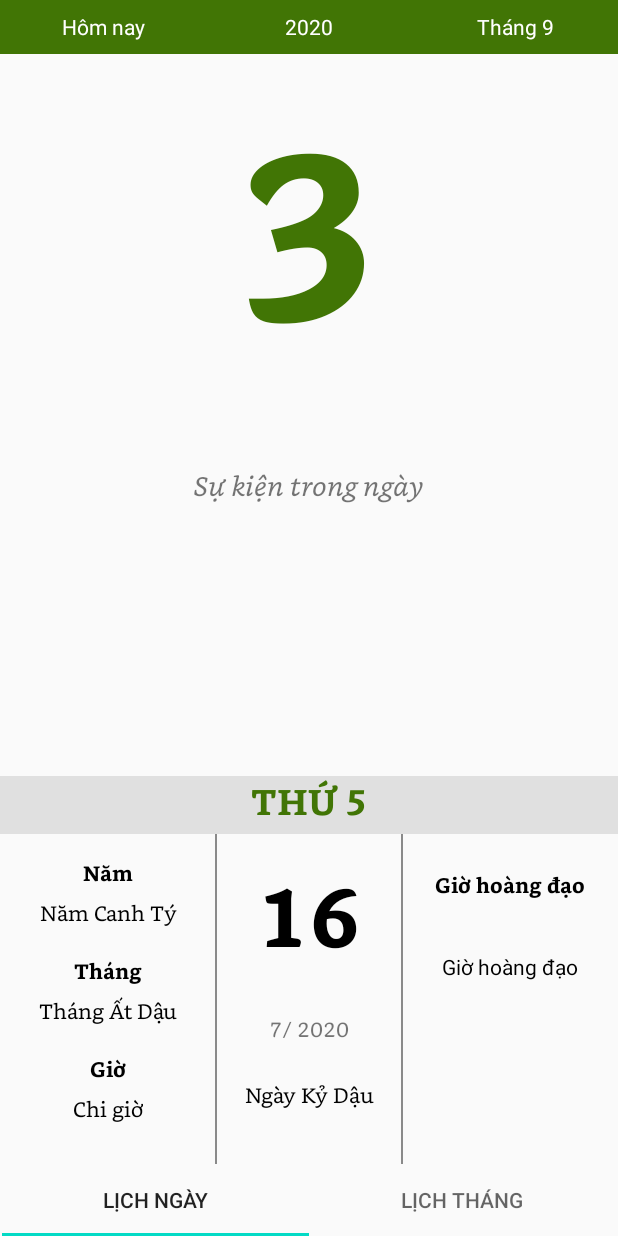
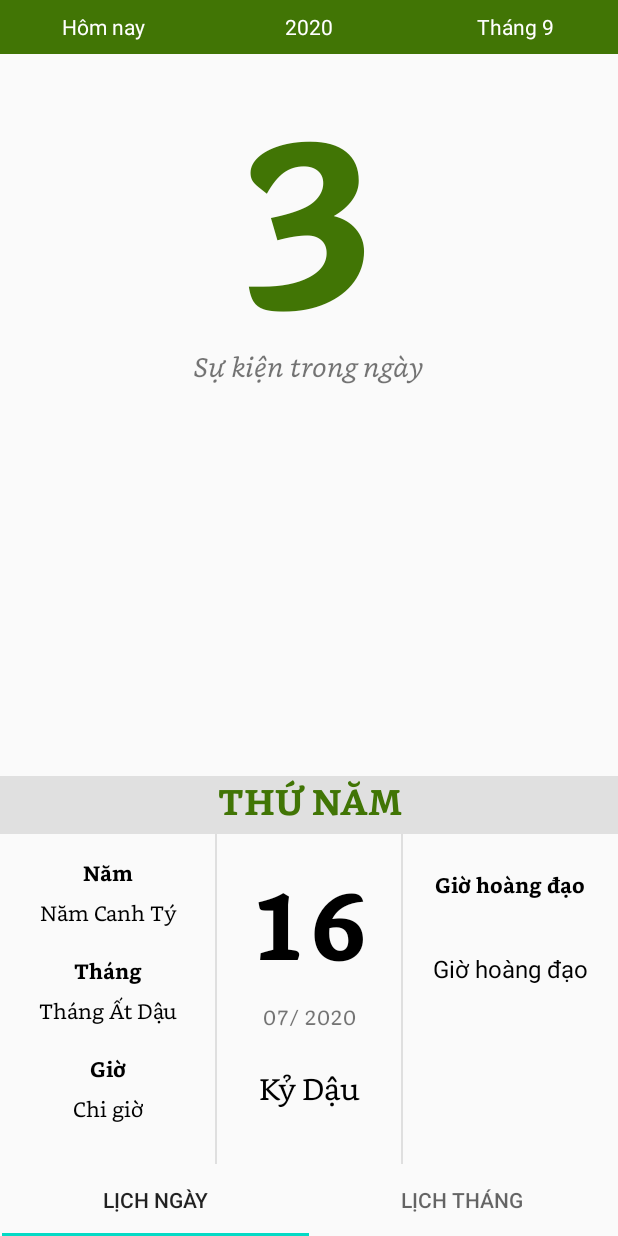
Before and after one commit to hungnm-1712/Calendar, an Android app: the screen it shows after launch (MainActivity), on a phone screen of 412 x 824 dp. Run offline under Robolectric (Android 15) with nearby library versions, the phone set to English and light mode, and no system bars.

Commit message:
project 1

```diff
--- a/app/src/main/java/com/example/calendar/fragment/DayFragment.kt
+++ b/app/src/main/java/com/example/calendar/fragment/DayFragment.kt
@@ -137,15 +137,18 @@ class DayFragment : Fragment() {
         tvThangDuong.text = "Tháng $mm"
         tvNamDuong.text = yyyy.toString()
 
-
-        tvThangNamAm.text = "${CaculateDate.convertSolar2Lunar(day, month, year)!!.get(1)}/ ${CaculateDate.convertSolar2Lunar(day, month, year)!!.get(2)}"
+        var thangAm = "${CaculateDate.convertSolar2Lunar(day, month, year)!!.get(1)}"
+        if(CaculateDate.convertSolar2Lunar(day, month, year)!!.get(1)<10){
+            thangAm = "0${CaculateDate.convertSolar2Lunar(day, month, year)!!.get(1)}"
+        }
+        tvThangNamAm.text = "$thangAm/ ${CaculateDate.convertSolar2Lunar(day, month, year)!!.get(2)}"
         tvNgayAm.text = "${CaculateDate.convertSolar2Lunar(day, month, year)!!.get(0)}"
 
         tvCanChiNam.text = "Năm ${CaculateDate.getCanNam(year)} ${CaculateDate.getChiNam(year)}"
         tvCanChiThang.text =
             "Tháng ${CaculateDate.getCanThang(month, year)} ${CaculateDate.getChiThang(month)}"
         tvCanChiNgay.text =
-            "Ngày ${CaculateDate.getCanNgay(day, month, year)} ${CaculateDate.getChiNgay(
+            "${CaculateDate.getCanNgay(day, month, year)} ${CaculateDate.getChiNgay(
                 day,
                 month,
                 year
--- a/app/src/main/java/com/example/calendar/instance/CaculateDate.kt
+++ b/app/src/main/java/com/example/calendar/instance/CaculateDate.kt
@@ -5,7 +5,7 @@ import android.util.Log
 class CaculateDate {
     companion object {
         val TAG = "TAG Caculate Date"
-        val Thu = arrayOf("Thứ 2", "Thứ 3", "Thứ 4", "Thứ 5", "Thứ 6", "Thứ 7", "Chủ nhật")
+        val Thu = arrayOf("Thứ hai", "Thứ ba", "Thứ tư", "Thứ năm", "Thứ sáu", "Thứ bảy", "Chủ nhật")
         val Chi =
             arrayOf(
                 "Tý",
--- a/app/src/main/res/layout/fragment_day.xml
+++ b/app/src/main/res/layout/fragment_day.xml
@@ -5,7 +5,9 @@
     android:layout_width="match_parent"
     android:layout_height="match_parent"
     tools:context=".fragment.DayFragment">
+
     <LinearLayout
+        android:id="@+id/linearLayout"
         android:layout_width="0dp"
         android:layout_height="36dp"
         android:background="#417505"
@@ -16,31 +18,31 @@
         app:layout_constraintTop_toTopOf="parent">
 
         <TextView
+            android:id="@+id/tvChoseDay"
             android:layout_width="match_parent"
             android:layout_height="match_parent"
             android:layout_weight="1"
             android:gravity="center"
-            android:id="@+id/tvChoseDay"
-            android:textColor="#ffffff"
-            android:text="Hôm nay" />
+            android:text="Hôm nay"
+            android:textColor="#ffffff" />
 
         <TextView
+            android:id="@+id/tvNamDuong"
             android:layout_width="match_parent"
             android:layout_height="match_parent"
+            android:layout_weight="1"
             android:gravity="center"
-            android:layout_weight="1"
-            android:id="@+id/tvNamDuong"
-            android:textColor="#ffffff"
-            android:text="2020" />
+            android:text="2020"
+            android:textColor="#ffffff" />
 
         <TextView
+            android:id="@+id/tvThangDuong"
             android:layout_width="match_parent"
             android:layout_height="match_parent"
+            android:layout_weight="1"
             android:gravity="center"
-            android:layout_weight="1"
-            android:id="@+id/tvThangDuong"
-            android:textColor="#ffffff"
-            android:text="Tháng " />
+            android:text="Tháng "
+            android:textColor="#ffffff" />
     </LinearLayout>
 
     <androidx.viewpager.widget.ViewPager
@@ -50,7 +52,7 @@
         app:layout_constraintBottom_toTopOf="@+id/constraintLayout"
         app:layout_constraintEnd_toEndOf="parent"
         app:layout_constraintStart_toStartOf="parent"
-        app:layout_constraintTop_toTopOf="parent">
+        app:layout_constraintTop_toBottomOf="@+id/linearLayout">
 
     </androidx.viewpager.widget.ViewPager>
 
@@ -79,13 +81,13 @@
         <TextView
             android:id="@+id/tvNgayAm"
             android:layout_width="wrap_content"
-            android:layout_height="wrap_content"
+            android:layout_height="80dp"
             android:layout_marginTop="16dp"
             android:fontFamily="@font/font_bold"
             android:gravity="center"
             android:text="30"
             android:textColor="#000000"
-            android:textSize="56sp"
+            android:textSize="64sp"
             app:layout_constraintEnd_toStartOf="@+id/guideline2"
             app:layout_constraintStart_toStartOf="@+id/guideline"
             app:layout_constraintTop_toTopOf="parent" />
@@ -127,7 +129,7 @@
             android:gravity="center_horizontal"
             android:text="Can chi ngày"
             android:textColor="#000000"
-            android:textSize="14sp"
+            android:textSize="20sp"
             app:layout_constraintEnd_toStartOf="@+id/guideline2"
             app:layout_constraintStart_toStartOf="@+id/guideline"
             app:layout_constraintTop_toBottomOf="@+id/tvNgayAm" />
@@ -136,7 +138,7 @@
             android:id="@+id/view"
             android:layout_width="1dp"
             android:layout_height="wrap_content"
-            android:background="#8A8A8A"
+            android:background="#DFDFDF"
             app:layout_constraintBottom_toBottomOf="parent"
             app:layout_constraintEnd_toStartOf="@+id/guideline"
             app:layout_constraintStart_toStartOf="@+id/guideline"
@@ -146,7 +148,7 @@
             android:id="@+id/view1"
             android:layout_width="1dp"
             android:layout_height="wrap_content"
-            android:background="#8A8A8A"
+            android:background="#DFDFDF"
             app:layout_constraintBottom_toBottomOf="parent"
             app:layout_constraintEnd_toStartOf="@+id/guideline2"
             app:layout_constraintStart_toStartOf="@+id/guideline2"
@@ -235,8 +237,10 @@
             android:layout_marginTop="32dp"
             android:gravity="center_horizontal"
             android:text="Giờ hoàng đạo"
+            android:layout_marginRight="8dp"
+            android:layout_marginLeft="8dp"
             android:textColor="#000000"
-            android:textSize="14sp"
+            android:textSize="16sp"
             app:layout_constraintEnd_toEndOf="parent"
             app:layout_constraintStart_toStartOf="@+id/guideline2"
             app:layout_constraintTop_toBottomOf="@+id/giohoangdao" />
--- a/app/src/main/res/layout/fragment_day_detail.xml
+++ b/app/src/main/res/layout/fragment_day_detail.xml
@@ -10,8 +10,7 @@
     <TextView
         android:id="@+id/tvNgayDuong"
         android:layout_width="wrap_content"
-        android:layout_height="wrap_content"
-        android:layout_marginTop="44dp"
+        android:layout_height="180dp"
         android:fontFamily="@font/font_bold"
         android:text="30"
         android:textColor="#417505"
@@ -44,8 +43,10 @@
         android:fontFamily="@font/bookerly_regular_italic"
         android:text="Sự kiện trong ngày"
         android:textSize="18sp"
+        app:layout_constraintBottom_toTopOf="@+id/tvThu"
         app:layout_constraintEnd_toEndOf="parent"
         app:layout_constraintStart_toStartOf="parent"
-        app:layout_constraintTop_toBottomOf="@+id/tvNgayDuong" />
+        app:layout_constraintTop_toBottomOf="@+id/tvNgayDuong"
+        app:layout_constraintVertical_bias="0.0" />
 
 </androidx.constraintlayout.widget.ConstraintLayout>
--- a/build.gradle
+++ b/build.gradle
@@ -9,7 +9,7 @@ buildscript {
     }
     dependencies {
 
-        classpath 'com.android.tools.build:gradle:4.0.1'
+        classpath 'com.android.tools.build:gradle:3.6.3'
         classpath "org.jetbrains.kotlin:kotlin-gradle-plugin:$kotlin_version"
 
         // NOTE: Do not place your application dependencies here; they belong
```
